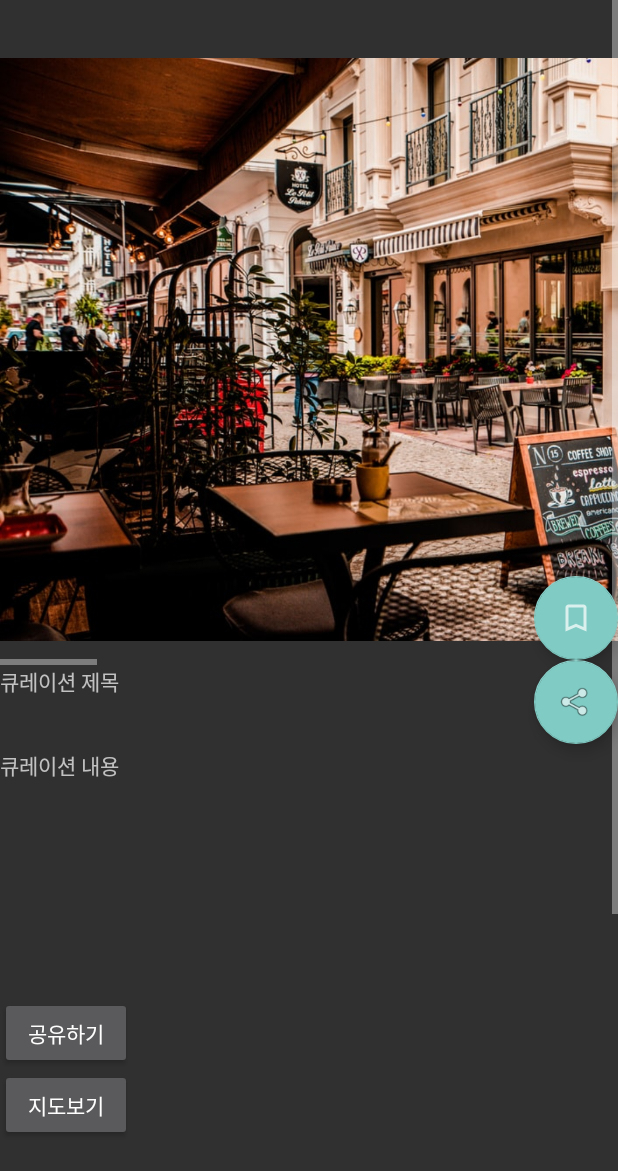
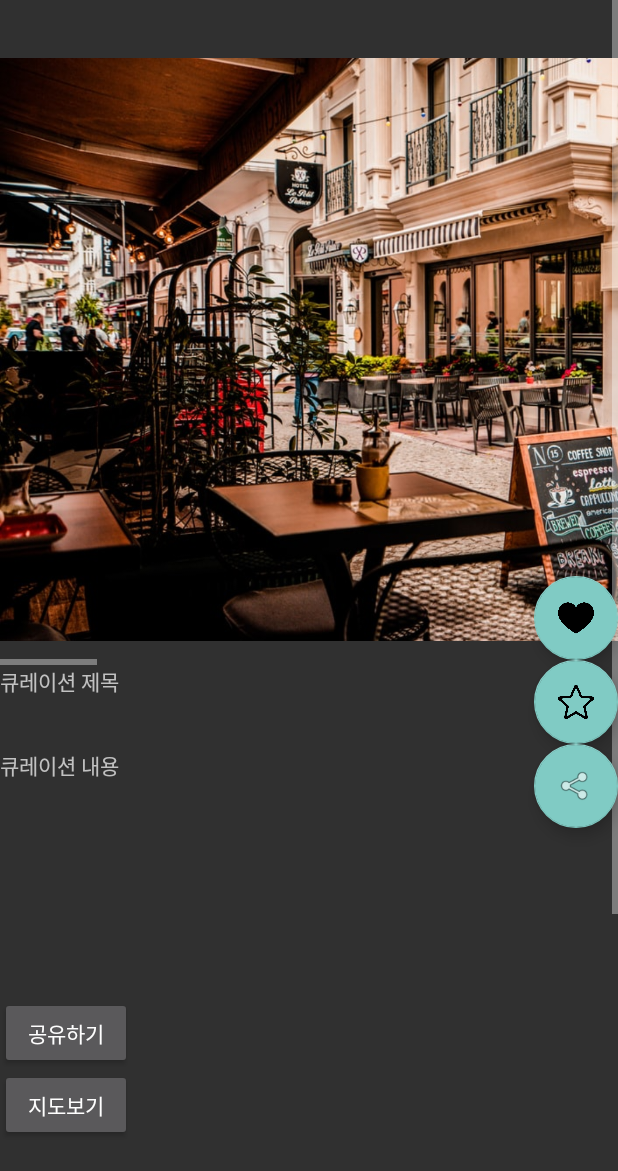
Before and after one commit to reumachoi/Eataewon_Front_repo, an Android app: the BbsDetailActivity screen opened directly, with no data from a screen before it, on a phone screen of 412 x 824 dp. Shown: the top 1171 px of the screen. Run offline under Robolectric (Android 15) with nearby library versions, the light colour scheme and no system bars; libraries missing offline, so code that uses them is left out: com.kakao.sdk.

Commit message:
0328 09:11

```diff
--- a/eataewon_front/app/src/main/java/com/example/eattaewon/BbsAdapter.kt
+++ b/eataewon_front/app/src/main/java/com/example/eattaewon/BbsAdapter.kt
@@ -72,6 +72,10 @@ class BbsAdapter (private val context: Context, private val dataList: ArrayList<
             itemView.setOnClickListener {
                 Intent(context, BbsDetailActivity::class.java).apply {
 
+                    // 짐싸!
+                    putExtra("data", data)
+
+                    addFlags(Intent.FLAG_ACTIVITY_NEW_TASK)
                 }.run { context.startActivity(this) }
             }
         }
--- a/eataewon_front/app/src/main/java/com/example/eattaewon/BbsDetailActivity.kt
+++ b/eataewon_front/app/src/main/java/com/example/eattaewon/BbsDetailActivity.kt
@@ -6,6 +6,7 @@ import android.os.Bundle
 import android.util.Log
 import androidx.appcompat.app.AppCompatActivity
 import com.example.eattaewon.connect.BbsDao
+import com.example.eattaewon.connect.BbsDto
 import com.example.eattaewon.databinding.ActivityBbsDetailBinding
 import com.kakao.sdk.common.util.KakaoCustomTabsClient
 import com.kakao.sdk.link.LinkClient
@@ -21,8 +22,43 @@ class BbsDetailActivity : AppCompatActivity() {
         setContentView(binding.root)
 
         var seq = 1
-        //var result = BbsDao.getInstance().getBbsDetail(seq)
 
+        //var data = BbsDao.getInstance().getBbsDetail(seq)
+
+        //어댑터에서 싼 짐 푸르기 (메인에서 디테일로 넘어온 데이터)
+        val data = intent.getParcelableExtra<BbsDto>("data")
+
+        //이미 좋아요를 눌렀던 글인지 확인하는 조건문 필요 (좋아요 눌러놨으면 하트빨간색으로 표시해주기)
+        //이미 스크랩을 눌렀던 글인지 확인하는 조건문 필요 (스크랩 눌러놨으면 노란리본으로 표시해주기)
+
+//        var plusScrap = BbsDao.getInstance().plusBbsScrap(data!!)
+
+        //var testData = listOf<BbsDto>("id",10,"title","content","picture")
+
+        binding.HeartBtn.setOnClickListener {
+
+            if(binding.HeartBtn.isSelected != true){
+                binding.HeartBtn.isSelected = true  //좋아요 누르기
+                //+이태원라이크 테이블에 유저값 넣어주기
+                // var plusLike = BbsDao.getInstance().plusBbsLike(data!!)
+            }else{
+                binding.HeartBtn.isSelected = false //좋아요 누른거 취소
+                //+이태원라이크 테이블에 유저값 삭제하기
+            }
+
+        }
+
+        binding.ScrapBtn.setOnClickListener {
+
+            if(binding.ScrapBtn.isSelected != true){
+                binding.ScrapBtn.isSelected = true  //스크랩 누르기
+                //+이태원스크랩 테이블에 유저값 넣어주기
+                //  var plusScrap = BbsDao.getInstance().plusBbsScrap()   //스크랩누르면
+            }else{
+                binding.ScrapBtn.isSelected = false //스크랩 누른거 취소
+                //+이태원스크랩 테이블에 유저값 삭제하기
+            }
+        }
 
         binding.seeMapBtn.setOnClickListener {
 
--- /dev/null
+++ b/eataewon_front/app/src/main/res/drawable/click_likebtn.xml
@@ -0,0 +1,6 @@
+<?xml version="1.0" encoding="utf-8"?>
+<selector xmlns:android="http://schemas.android.com/apk/res/android">
+    <item android:state_selected="true"
+          android:drawable="@drawable/redheart"/>
+    <item android:drawable="@drawable/blackheart"/>
+</selector>
--- /dev/null
+++ b/eataewon_front/app/src/main/res/drawable/click_scrapbtn.xml
@@ -0,0 +1,6 @@
+<?xml version="1.0" encoding="utf-8"?>
+<selector xmlns:android="http://schemas.android.com/apk/res/android">
+    <item android:state_selected="true"
+          android:drawable="@drawable/yellowstar"/>
+    <item android:drawable="@drawable/star"/>
+</selector>
--- a/eataewon_front/app/src/main/res/layout/activity_bbs_detail.xml
+++ b/eataewon_front/app/src/main/res/layout/activity_bbs_detail.xml
@@ -73,22 +73,31 @@
                         app:layout_constraintTop_toBottomOf="@+id/detailDateText" android:layout_marginTop="16dp"
                         app:layout_constraintStart_toStartOf="parent">
                 </FrameLayout>
-
-
             </LinearLayout>
         </ScrollView>
     <com.google.android.material.floatingactionbutton.FloatingActionButton
             android:layout_width="match_parent"
             android:layout_height="wrap_content"
-            android:clickable="true" app:srcCompat="@drawable/ic_navi_bookmark"
-            android:layout_alignParentRight="true"
-            android:layout_centerVertical="true"
-            android:id="@+id/floBtn1"/>
+            android:clickable="true"
+            android:layout_below="@+id/HeartBtn"
+            android:layout_alignRight="@+id/HeartBtn"
+            android:src="@drawable/click_scrapbtn"
+            android:id="@+id/ScrapBtn"/>
+
     <com.google.android.material.floatingactionbutton.FloatingActionButton
             android:layout_width="match_parent"
             android:layout_height="wrap_content"
             android:clickable="true" app:srcCompat="@android:drawable/ic_menu_share"
-            android:layout_below="@+id/floBtn1"
-            android:layout_alignRight="@+id/floBtn1"
-            android:id="@+id/floBtn2"/>
+            android:layout_below="@+id/ScrapBtn"
+            android:layout_alignRight="@+id/ScrapBtn"
+            android:id="@+id/floShareBtn"/>
+
+    <com.google.android.material.floatingactionbutton.FloatingActionButton
+            android:layout_width="match_parent"
+            android:layout_height="wrap_content"
+            android:clickable="true"
+            android:layout_alignParentRight="true"
+            android:layout_centerVertical="true"
+            android:src="@drawable/click_likebtn"
+            android:id="@+id/HeartBtn"/>
 </RelativeLayout>
--- a/eataewon_front/app/src/main/res/values/themes.xml
+++ b/eataewon_front/app/src/main/res/values/themes.xml
@@ -3,7 +3,7 @@
     <!--<style name="Theme.Eattaewon_back_kimminki" parent="Theme.MaterialComponents.DayNight.DarkActionBar"/>-->
     <!--<style name="Theme.Login" parent="Theme.MaterialComponents.DayNight.DarkActionBar">-->
     <!--테마변경-->
-    <style name="Theme.Eattaewon_back_kimminki" parent="Theme.AppCompat.Light">
+    <style name="Theme.Eattaewon_back_kimminki" parent="Theme.AppCompat.Light" >
         <!-- Primary brand color. -->
         <item name="colorPrimary">@color/purple_500</item>
         <item name="colorPrimaryVariant">@color/purple_700</item>
```
Also changed, not shown: eataewon_front/app/src/main/java/com/example/eattaewon/MainActivity.kt (+2 -8 lines), eataewon_front/app/src/main/java/com/example/eattaewon/connect/BbsDao.kt (+40 -2 lines), eataewon_front/app/src/main/java/com/example/eattaewon/connect/MemberDao.kt (+5 -2 lines), eataewon_front/app/src/main/res/drawable/blackheart.png (added), eataewon_front/app/src/main/res/drawable/redheart.png (added), eataewon_front/app/src/main/res/drawable/star.png (added), eataewon_front/app/src/main/res/drawable/yellowstar.png (added).
